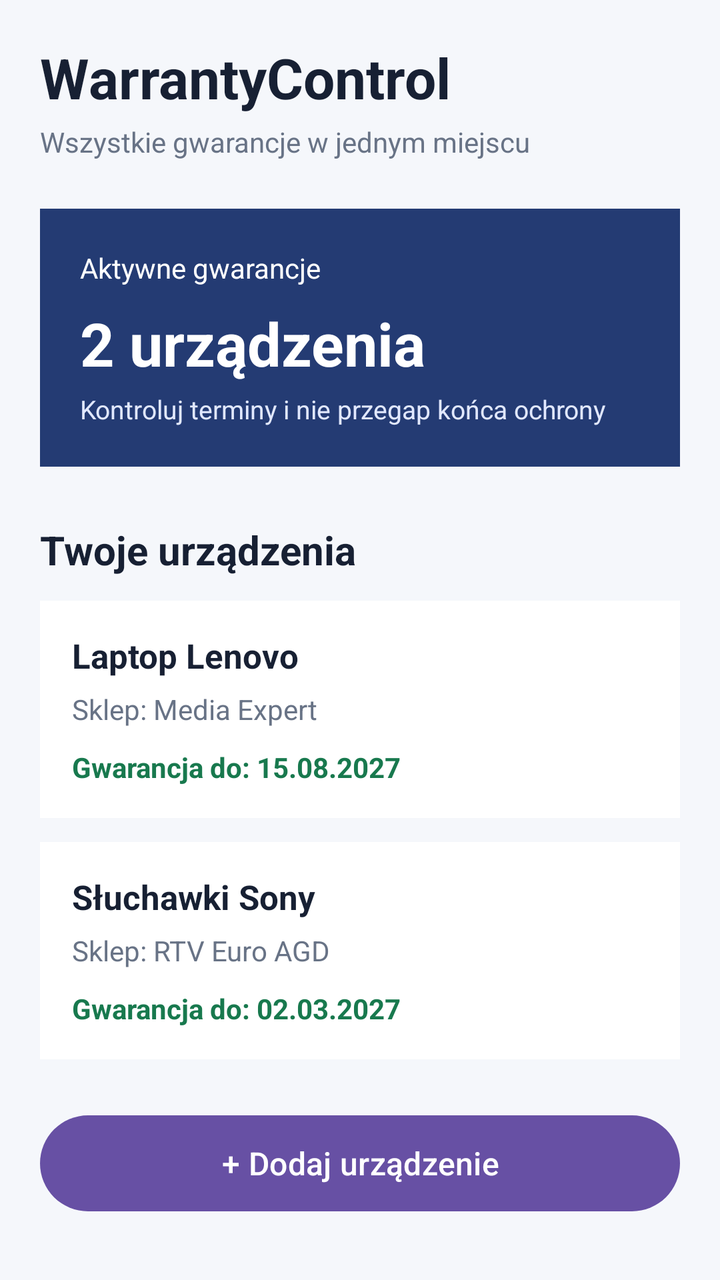
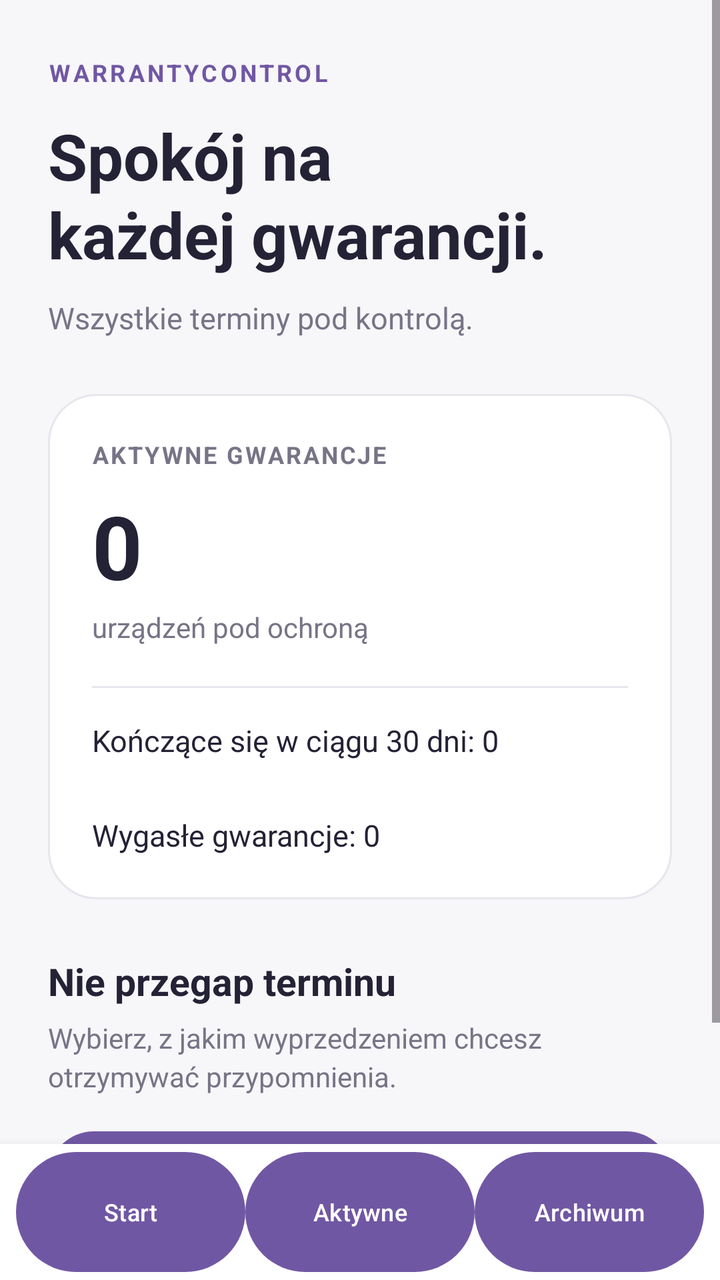

An Android layout rendered at two revisions. The XML below is the earlier revision; the diff shows what the commit changed to produce the second picture.
<!-- AndroidManifest.xml: application theme Theme.WarrantyControl -->
<!-- res/layout/activity_main.xml -->
<?xml version="1.0" encoding="utf-8"?>
<ScrollView xmlns:android="http://schemas.android.com/apk/res/android"
    android:layout_width="match_parent"
    android:layout_height="match_parent"
    android:background="#F5F7FB"
    android:fillViewport="true">

    <LinearLayout
        android:layout_width="match_parent"
        android:layout_height="wrap_content"
        android:orientation="vertical"
        android:padding="20dp">

        <TextView
            android:layout_width="wrap_content"
            android:layout_height="wrap_content"
            android:text="WarrantyControl"
            android:textColor="#172033"
            android:textSize="28sp"
            android:textStyle="bold" />

        <TextView
            android:layout_width="wrap_content"
            android:layout_height="wrap_content"
            android:layout_marginTop="4dp"
            android:text="Wszystkie gwarancje w jednym miejscu"
            android:textColor="#687386"
            android:textSize="14sp" />

        <LinearLayout
            android:layout_width="match_parent"
            android:layout_height="wrap_content"
            android:layout_marginTop="24dp"
            android:background="#243B73"
            android:orientation="vertical"
            android:padding="20dp">

            <TextView
                android:layout_width="wrap_content"
                android:layout_height="wrap_content"
                android:text="Aktywne gwarancje"
                android:textColor="#FFFFFF"
                android:textSize="14sp" />

            <TextView
                android:id="@+id/activeWarrantiesCount"
                android:layout_width="wrap_content"
                android:layout_height="wrap_content"
                android:layout_marginTop="8dp"
                android:text="2 urządzenia"
                android:textColor="#FFFFFF"
                android:textSize="30sp"
                android:textStyle="bold" />

            <TextView
                android:layout_width="wrap_content"
                android:layout_height="wrap_content"
                android:layout_marginTop="4dp"
                android:text="Kontroluj terminy i nie przegap końca ochrony"
                android:textColor="#E1E8FF"
                android:textSize="13sp" />
        </LinearLayout>

        <TextView
            android:layout_width="wrap_content"
            android:layout_height="wrap_content"
            android:layout_marginTop="28dp"
            android:text="Twoje urządzenia"
            android:textColor="#172033"
            android:textSize="20sp"
            android:textStyle="bold" />

        <LinearLayout
            android:layout_width="match_parent"
            android:layout_height="wrap_content"
            android:layout_marginTop="12dp"
            android:background="#FFFFFF"
            android:orientation="vertical"
            android:padding="16dp">

            <TextView
                android:layout_width="match_parent"
                android:layout_height="wrap_content"
                android:text="Laptop Lenovo"
                android:textColor="#172033"
                android:textSize="17sp"
                android:textStyle="bold" />

            <TextView
                android:layout_width="match_parent"
                android:layout_height="wrap_content"
                android:layout_marginTop="6dp"
                android:text="Sklep: Media Expert"
                android:textColor="#687386"
                android:textSize="14sp" />

            <TextView
                android:layout_width="match_parent"
                android:layout_height="wrap_content"
                android:layout_marginTop="10dp"
                android:text="Gwarancja do: 15.08.2027"
                android:textColor="#18794E"
                android:textSize="14sp"
                android:textStyle="bold" />
        </LinearLayout>

        <LinearLayout
            android:layout_width="match_parent"
            android:layout_height="wrap_content"
            android:layout_marginTop="12dp"
            android:background="#FFFFFF"
            android:orientation="vertical"
            android:padding="16dp">

            <TextView
                android:layout_width="match_parent"
                android:layout_height="wrap_content"
                android:text="Słuchawki Sony"
                android:textColor="#172033"
                android:textSize="17sp"
                android:textStyle="bold" />

            <TextView
                android:layout_width="match_parent"
                android:layout_height="wrap_content"
                android:layout_marginTop="6dp"
                android:text="Sklep: RTV Euro AGD"
                android:textColor="#687386"
                android:textSize="14sp" />

            <TextView
                android:layout_width="match_parent"
                android:layout_height="wrap_content"
                android:layout_marginTop="10dp"
                android:text="Gwarancja do: 02.03.2027"
                android:textColor="#18794E"
                android:textSize="14sp"
                android:textStyle="bold" />
        </LinearLayout>

        <Button
            android:id="@+id/addDeviceButton"
            android:layout_width="match_parent"
            android:layout_height="56dp"
            android:layout_marginTop="24dp"
            android:text="+ Dodaj urządzenie"
            android:textAllCaps="false"
            android:textSize="16sp" />

    </LinearLayout>
</ScrollView>
<!-- resources referenced by this layout -->
<resources>
  <style name="Theme.WarrantyControl" parent="Base.Theme.WarrantyControl" />
  <style name="Base.Theme.WarrantyControl" parent="Theme.Material3.DayNight.NoActionBar">
          
          
      </style>
</resources>

<!-- the commit's change to res/layout/activity_main.xml (unified diff, before → after) -->
@@ -1,151 +1,281 @@
 <?xml version="1.0" encoding="utf-8"?>
-<ScrollView xmlns:android="http://schemas.android.com/apk/res/android"
+<LinearLayout xmlns:android="http://schemas.android.com/apk/res/android"
     android:layout_width="match_parent"
     android:layout_height="match_parent"
-    android:background="#F5F7FB"
-    android:fillViewport="true">
+    android:orientation="vertical"
+    android:background="@color/background">
+
+    <FrameLayout
+        android:id="@+id/screenContainer"
+        android:layout_width="match_parent"
+        android:layout_height="0dp"
+        android:layout_weight="1">
+
+        <ScrollView
+            android:id="@+id/homeScreen"
+            android:layout_width="match_parent"
+            android:layout_height="match_parent"
+            android:fillViewport="true"
+            android:clipToPadding="false">
+
+            <LinearLayout
+                android:layout_width="match_parent"
+                android:layout_height="wrap_content"
+                android:orientation="vertical"
+                android:paddingStart="24dp"
+                android:paddingTop="28dp"
+                android:paddingEnd="24dp"
+                android:paddingBottom="24dp">
+
+                <TextView
+                    android:layout_width="wrap_content"
+                    android:layout_height="wrap_content"
+                    android:text="WARRANTYCONTROL"
+                    android:textColor="@color/accent"
+                    android:textSize="12sp"
+                    android:letterSpacing="0.12"
+                    android:textStyle="bold" />
+
+                <TextView
+                    android:layout_width="match_parent"
+                    android:layout_height="wrap_content"
+                    android:layout_marginTop="12dp"
+                    android:text="Spokój na&#10;każdej gwarancji."
+                    android:textColor="@color/text_primary"
+                    android:textSize="32sp"
+                    android:lineSpacingExtra="2dp"
+                    android:fontFamily="sans"
+                    android:textStyle="bold" />
+
+                <TextView
+                    android:layout_width="match_parent"
+                    android:layout_height="wrap_content"
+                    android:layout_marginTop="10dp"
+                    android:text="Wszystkie terminy pod kontrolą."
+                    android:textColor="@color/text_secondary"
+                    android:textSize="15sp" />
+
+                <LinearLayout
+                    android:layout_width="match_parent"
+                    android:layout_height="wrap_content"
+                    android:layout_marginTop="28dp"
+                    android:orientation="vertical"
+                    android:padding="22dp"
+                    android:background="@drawable/bg_card">
+
+                    <TextView
+                        android:layout_width="match_parent"
+                        android:layout_height="wrap_content"
+                        android:text="AKTYWNE GWARANCJE"
+                        android:textColor="@color/text_secondary"
+                        android:textSize="12sp"
+                        android:letterSpacing="0.08"
+                        android:textStyle="bold" />
+
+                    <TextView
+                        android:id="@+id/tvActiveCount"
+                        android:layout_width="match_parent"
+                        android:layout_height="wrap_content"
+                        android:layout_marginTop="8dp"
+                        android:text="0"
+                        android:textColor="@color/text_primary"
+                        android:textSize="44sp"
+                        android:textStyle="bold" />
+
+                    <TextView
+                        android:layout_width="match_parent"
+                        android:layout_height="wrap_content"
+                        android:layout_marginTop="2dp"
+                        android:text="urządzeń pod ochroną"
+                        android:textColor="@color/text_secondary"
+                        android:textSize="14sp" />
+
+                    <View
+                        android:layout_width="match_parent"
+                        android:layout_height="1dp"
+                        android:layout_marginTop="20dp"
+                        android:layout_marginBottom="16dp"
+                        android:background="@color/border" />
+
+                    <TextView
+                        android:id="@+id/tvSummary"
+                        android:layout_width="match_parent"
+                        android:layout_height="wrap_content"
+                        android:text="Kończące się w ciągu 30 dni: 0&#10;&#10;Wygasłe gwarancje: 0"
+                        android:textColor="@color/text_primary"
+                        android:textSize="15sp"
+                        android:lineSpacingExtra="6dp" />
+
+                </LinearLayout>
+
+                <TextView
+                    android:layout_width="match_parent"
+                    android:layout_height="wrap_content"
+                    android:layout_marginTop="28dp"
+                    android:text="Nie przegap terminu"
+                    android:textColor="@color/text_primary"
+                    android:textSize="19sp"
+                    android:textStyle="bold" />
+
+                <TextView
+                    android:layout_width="match_parent"
+                    android:layout_height="wrap_content"
+                    android:layout_marginTop="6dp"
+                    android:text="Wybierz, z jakim wyprzedzeniem chcesz otrzymywać przypomnienia."
+                    android:textColor="@color/text_secondary"
+                    android:textSize="14sp"
+                    android:lineSpacingExtra="3dp" />
+
+                <Button
+                    android:id="@+id/btnReminderSettings"
+                    android:layout_width="match_parent"
+                    android:layout_height="54dp"
+                    android:layout_marginTop="14dp"
+                    android:text="Ustaw przypomnienie"
+                    android:textAllCaps="false" />
+
+            </LinearLayout>
+        </ScrollView>
+
+        <LinearLayout
+            android:id="@+id/activeScreen"
+            android:layout_width="match_parent"
+            android:layout_height="match_parent"
+            android:orientation="vertical"
+            android:padding="24dp"
+            android:visibility="gone">
+
+            <TextView
+                android:layout_width="match_parent"
+                android:layout_height="wrap_content"
+                android:text="Aktywne gwarancje"
+                android:textColor="@color/text_primary"
+                android:textSize="26sp"
+                android:textStyle="bold" />
+
+            <TextView
+                android:layout_width="match_parent"
+                android:layout_height="wrap_content"
+                android:layout_marginTop="6dp"
+                android:text="Urządzenia nadal objęte ochroną"
+                android:textColor="@color/text_secondary"
+                android:textSize="14sp" />
+
+            <Button
+                android:id="@+id/btnAddDevice"
+                android:layout_width="match_parent"
+                android:layout_height="52dp"
+                android:layout_marginTop="18dp"
+                android:text="+  Dodaj urządzenie"
+                android:textAllCaps="false" />
+
+            <ScrollView
+                android:layout_width="match_parent"
+                android:layout_height="0dp"
+                android:layout_weight="1"
+                android:layout_marginTop="18dp"
+                android:clipToPadding="false">
+
+                <LinearLayout
+                    android:id="@+id/activeDeviceList"
+                    android:layout_width="match_parent"
+                    android:layout_height="wrap_content"
+                    android:orientation="vertical" />
+
+            </ScrollView>
+        </LinearLayout>
+
+        <LinearLayout
+            android:id="@+id/archiveScreen"
+            android:layout_width="match_parent"
+            android:layout_height="match_parent"
+            android:orientation="vertical"
+            android:padding="24dp"
+            android:visibility="gone">
+
+            <TextView
+                android:layout_width="match_parent"
+                android:layout_height="wrap_content"
+                android:text="Archiwum"
+                android:textColor="@color/text_primary"
+                android:textSize="26sp"
+                android:textStyle="bold" />
+
+            <TextView
+                android:layout_width="match_parent"
+                android:layout_height="wrap_content"
+                android:layout_marginTop="6dp"
+                android:text="Zakończone okresy ochrony"
+                android:textColor="@color/text_secondary"
+                android:textSize="14sp" />
+
+            <ScrollView
+                android:layout_width="match_parent"
+                android:layout_height="0dp"
+                android:layout_weight="1"
+                android:layout_marginTop="18dp"
+                android:clipToPadding="false">
+
+                <LinearLayout
+                    android:id="@+id/archiveDeviceList"
+                    android:layout_width="match_parent"
+                    android:layout_height="wrap_content"
+                    android:orientation="vertical" />
+
+            </ScrollView>
+        </LinearLayout>
+
+    </FrameLayout>
 
     <LinearLayout
         android:layout_width="match_parent"
-        android:layout_height="wrap_content"
-        android:orientation="vertical"
-        android:padding="20dp">
-
-        <TextView
-            android:layout_width="wrap_content"
-            android:layout_height="wrap_content"
-            android:text="WarrantyControl"
-            android:textColor="#172033"
-            android:textSize="28sp"
-            android:textStyle="bold" />
-
-        <TextView
-            android:layout_width="wrap_content"
-            android:layout_height="wrap_content"
-            android:layout_marginTop="4dp"
-            android:text="Wszystkie gwarancje w jednym miejscu"
-            android:textColor="#687386"
-            android:textSize="14sp" />
-
-        <LinearLayout
-            android:layout_width="match_parent"
-            android:layout_height="wrap_content"
-            android:layout_marginTop="24dp"
-            android:background="#243B73"
-            android:orientation="vertical"
-            android:padding="20dp">
-
-            <TextView
-                android:layout_width="wrap_content"
-                android:layout_height="wrap_content"
-                android:text="Aktywne gwarancje"
-                android:textColor="#FFFFFF"
-                android:textSize="14sp" />
-
-            <TextView
-                android:id="@+id/activeWarrantiesCount"
-                android:layout_width="wrap_content"
-                android:layout_height="wrap_content"
-                android:layout_marginTop="8dp"
-                android:text="2 urządzenia"
-                android:textColor="#FFFFFF"
-                android:textSize="30sp"
-                android:textStyle="bold" />
-
-            <TextView
-                android:layout_width="wrap_content"
-                android:layout_height="wrap_content"
-                android:layout_marginTop="4dp"
-                android:text="Kontroluj terminy i nie przegap końca ochrony"
-                android:textColor="#E1E8FF"
-                android:textSize="13sp" />
-        </LinearLayout>
-
-        <TextView
-            android:layout_width="wrap_content"
-            android:layout_height="wrap_content"
-            android:layout_marginTop="28dp"
-            android:text="Twoje urządzenia"
-            android:textColor="#172033"
-            android:textSize="20sp"
-            android:textStyle="bold" />
-
-        <LinearLayout
-            android:layout_width="match_parent"
-            android:layout_height="wrap_content"
-            android:layout_marginTop="12dp"
-            android:background="#FFFFFF"
-            android:orientation="vertical"
-            android:padding="16dp">
-
-            <TextView
-                android:layout_width="match_parent"
-                android:layout_height="wrap_content"
-                android:text="Laptop Lenovo"
-                android:textColor="#172033"
-                android:textSize="17sp"
-                android:textStyle="bold" />
-
-            <TextView
-                android:layout_width="match_parent"
-                android:layout_height="wrap_content"
-                android:layout_marginTop="6dp"
-                android:text="Sklep: Media Expert"
-                android:textColor="#687386"
-                android:textSize="14sp" />
-
-            <TextView
-                android:layout_width="match_parent"
-                android:layout_height="wrap_content"
-                android:layout_marginTop="10dp"
-                android:text="Gwarancja do: 15.08.2027"
-                android:textColor="#18794E"
-                android:textSize="14sp"
-                android:textStyle="bold" />
-        </LinearLayout>
-
-        <LinearLayout
-            android:layout_width="match_parent"
-            android:layout_height="wrap_content"
-            android:layout_marginTop="12dp"
-            android:background="#FFFFFF"
-            android:orientation="vertical"
-            android:padding="16dp">
-
-            <TextView
-                android:layout_width="match_parent"
-                android:layout_height="wrap_content"
-                android:text="Słuchawki Sony"
-                android:textColor="#172033"
-                android:textSize="17sp"
-                android:textStyle="bold" />
-
-            <TextView
-                android:layout_width="match_parent"
-                android:layout_height="wrap_content"
-                android:layout_marginTop="6dp"
-                android:text="Sklep: RTV Euro AGD"
-                android:textColor="#687386"
-                android:textSize="14sp" />
-
-            <TextView
-                android:layout_width="match_parent"
-                android:layout_height="wrap_content"
-                android:layout_marginTop="10dp"
-                android:text="Gwarancja do: 02.03.2027"
-                android:textColor="#18794E"
-                android:textSize="14sp"
-                android:textStyle="bold" />
-        </LinearLayout>
+        android:layout_height="68dp"
+        android:orientation="horizontal"
+        android:gravity="center"
+        android:background="@color/surface"
+        android:elevation="8dp"
+        android:paddingStart="8dp"
+        android:paddingEnd="8dp">
 
         <Button
-            android:id="@+id/addDeviceButton"
-            android:layout_width="match_parent"
-            android:layout_height="56dp"
-            android:layout_marginTop="24dp"
-            android:text="+ Dodaj urządzenie"
+            android:id="@+id/btnHome"
+            android:layout_width="0dp"
+            android:layout_height="match_parent"
+            android:layout_weight="1"
+            android:text="Start"
             android:textAllCaps="false"
-            android:textSize="16sp" />
+            android:textSize="12sp"
+            android:minHeight="0dp"
+            android:minWidth="0dp"
+            android:insetTop="4dp"
+            android:insetBottom="4dp" />
+
+        <Button
+            android:id="@+id/btnActive"
+            android:layout_width="0dp"
+            android:layout_height="match_parent"
+            android:layout_weight="1"
+            android:text="Aktywne"
+            android:textAllCaps="false"
+            android:textSize="12sp"
+            android:minHeight="0dp"
+            android:minWidth="0dp"
+            android:insetTop="4dp"
+            android:insetBottom="4dp" />
+
+        <Button
+            android:id="@+id/btnArchive"
+            android:layout_width="0dp"
+            android:layout_height="match_parent"
+            android:layout_weight="1"
+            android:text="Archiwum"
+            android:textAllCaps="false"
+            android:textSize="12sp"
+            android:minHeight="0dp"
+            android:minWidth="0dp"
+            android:insetTop="4dp"
+            android:insetBottom="4dp" />
 
     </LinearLayout>
-</ScrollView>
+
+</LinearLayout>
<!-- resource entries referenced after the edit -->
@@ -1,9 +1,46 @@
 <!-- resources referenced by this layout -->
 <resources>
+  <color name="accent">#7057A3</color>
+  <color name="background">#F7F6F9</color>
+  <color name="border">#E8E5ED</color>
+  <color name="surface">#FFFFFF</color>
+  <color name="text_primary">#242235</color>
+  <color name="text_secondary">#777486</color>
+  <!-- drawable bg_card (drawable) -->
+  <?xml version="1.0" encoding="utf-8"?>
+  <shape xmlns:android="http://schemas.android.com/apk/res/android"
+      android:shape="rectangle">
+  
+      <solid android:color="@color/surface" />
+  
+      <corners android:radius="24dp" />
+  
+      <stroke
+          android:width="1dp"
+          android:color="@color/border" />
+  
+      <padding
+          android:left="1dp"
+          android:top="1dp"
+          android:right="1dp"
+          android:bottom="1dp" />
+  
+  </shape>
   <style name="Theme.WarrantyControl" parent="Base.Theme.WarrantyControl" />
   <style name="Base.Theme.WarrantyControl" parent="Theme.Material3.DayNight.NoActionBar">
-          
-          
+          <item name="colorPrimary">@color/accent</item>
+          <item name="colorOnPrimary">@color/white</item>
+          <item name="colorSecondary">@color/accent_dark</item>
+          <item name="colorOnSecondary">@color/white</item>
+  
+          <item name="android:colorAccent">@color/accent</item>
+          <item name="android:windowBackground">@color/background</item>
+          <item name="android:statusBarColor">@color/background</item>
+          <item name="android:navigationBarColor">@color/background</item>
+          <item name="android:windowLightStatusBar">true</item>
+          <item name="android:windowLightNavigationBar">true</item>
       </style>
+  <color name="white">#FFFFFFFF</color>
+  <color name="accent_dark">#594184</color>
 </resources>
 
